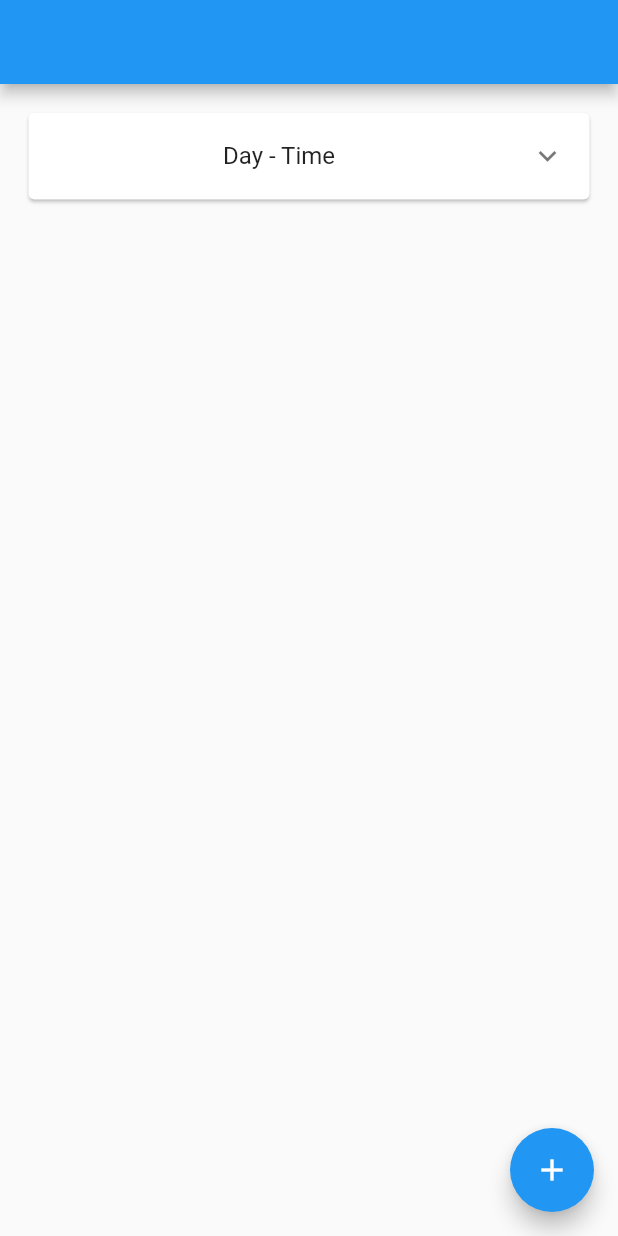
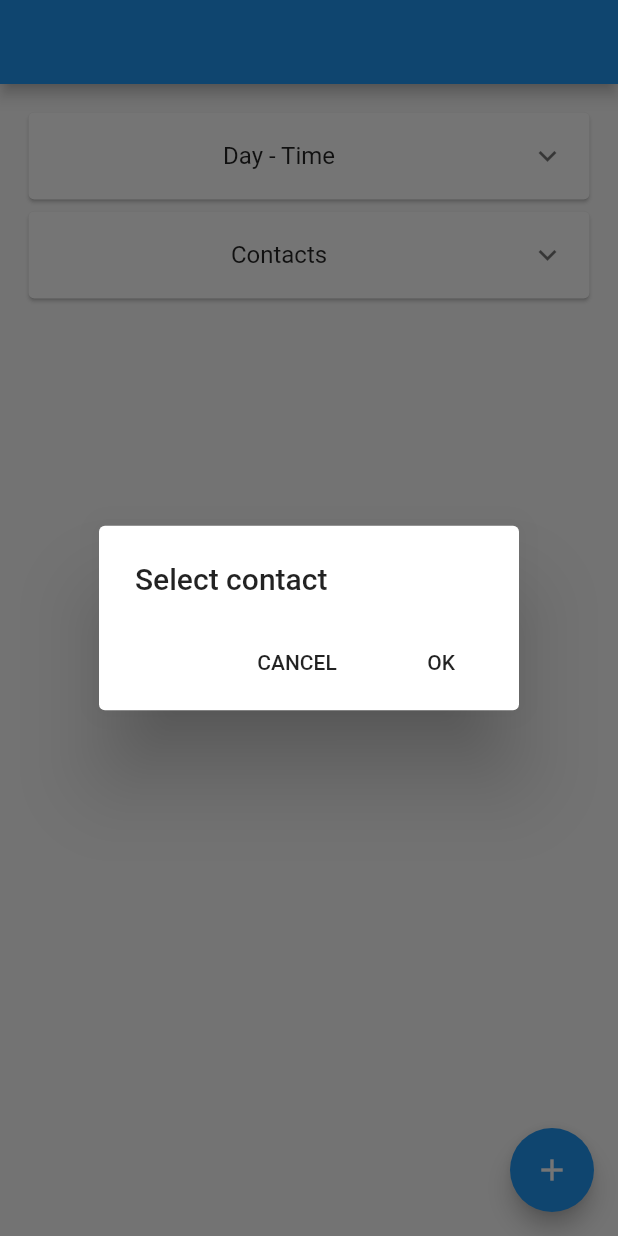
Before and after one commit to VithuJey/ping-me, a Flutter app: the screen it shows after launch, after a tap on the "add" icon, on a phone screen of 412 x 824 dp. Run offline on Flutter 3.47's test engine with Material 2 defaults, Android fonts, the phone set to English and light mode, and no system bars; our stand-ins replace contacts_service, permission_handler.

Commit message:
Add contacts screen

```diff
--- a/lib/main.dart
+++ b/lib/main.dart
@@ -3,6 +3,8 @@ import 'package:ping_me/pages/details_list.dart';
 import 'package:ping_me/pages/day_time.dart';
 
 void main() => runApp(MaterialApp(
+
+  debugShowCheckedModeBanner: false,
 
   initialRoute: '/details_list',
 
--- a/lib/pages/details_list.dart
+++ b/lib/pages/details_list.dart
@@ -1,5 +1,8 @@
 import 'package:flutter/material.dart';
-import 'package:contact_picker/contact_picker.dart';
+
+import 'package:contacts_service/contacts_service.dart';
+import 'package:permission_handler/permission_handler.dart';
+import 'package:ping_me/pages/phone_contact.dart';
 
 class DetailsListPage extends StatefulWidget {
   // DetailsListPage({Key key, this.title}) : super(key: key);
@@ -12,10 +15,15 @@ class DetailsListPage extends StatefulWidget {
 
 class _DetailsListState extends State<DetailsListPage> {
 
-  final ContactPicker _contactPicker = new ContactPicker();
-  Contact _contact;
+  List dayTime = [];
+  List sortedContacts = [];
+  List selectedContacts = [];
 
-  List dayTime = [];
+  @override
+  void initState() {
+    getContactsFromPhone();
+    super.initState();
+  }
 
   @override
   Widget build(BuildContext context) {
@@ -26,62 +34,122 @@ class _DetailsListState extends State<DetailsListPage> {
     return Scaffold(
       appBar: AppBar(
       ),
+
       body: Container(
         padding: EdgeInsets.all(15.0),
         child: Column(
-          children: <Widget>[Flexible(child: dayTimeList())],
+          children: <Widget>[
+            Flexible(child: list("Day - Time", "day", dayTime)),
+            Flexible(child: list("Contacts", "contact", selectedContacts))
+          ],
         ),
       ),
 
       floatingActionButton: FloatingActionButton(
         // onPressed: _incrementCounter,
-        onPressed: () async {
-                  Contact contact = await _contactPicker.selectContact();
+        onPressed:
+        // Invoke choose contact screen
+        () async {
+          List contacts = await PhoneContact().showMultiSelect(context, sortedContacts);
+          if(contacts != null){
             setState(() {
-                    _contact = contact;
-                    print(_contact);
+              selectedContacts = contacts;
+              print(selectedContacts);
             });
+          }
         },
-
+        // Invoke day-time screen
           // () async {
-        //   dynamic result = await Navigator.pushNamed(context, '/day_time', arguments: dayTime);
-        //   setState(() {
-        //     dayTime = (result == null ? [] : result);
-        //   });
+            // getContactsFromPhone();
+            // dynamic result = await Navigator.pushNamed(context, '/day_time', arguments: dayTime);
+            // setState(() {
+            //   dayTime = (result == null ? [] : result);
+            // });
           // },
         tooltip: 'Increment',
         child: Icon(Icons.add),
       ),
+
     );
   }
 
-  Widget dayTimeList() {
+  Widget list(String title, String type, List typeList) {
   return SingleChildScrollView(
     child: Card(
       child: ExpansionTile(
         title: Text(
-          "Day - Time",
+          title,
           style: new TextStyle(),
           textAlign: TextAlign.center,
         ),
-        children: ListMyWidgets(),
+        children: listMyWidgets(type, typeList),
       ),
     ),
   );
+
   }
 
-  List<Widget> ListMyWidgets() {
+  List<Widget> listMyWidgets(String type, List typeList) {
     List<Widget> list = new List();
-    for(int index=0;index<dayTime.length;index++) {
+
+    if(type == "day") {
+      for(int index=0;index<typeList.length;index++) {
         list.add(
           ListTile(
             title: Text("${dayTime[index]["day"]} - ${dayTime[index]["time"].hour}:${dayTime[index]["time"].minute} "),
             trailing: Icon(Icons.more_vert),
-          ),
-
+          )
         );
       }
+    } else if(type == "contact") {
+      for(int index=0;index<typeList.length;index++) {
+        list.add(
+          ListTile(
+            title: Text(typeList[index]["phone"]),
+            trailing: Icon(Icons.more_vert),
+          )
+        );
+      }
+    }
+
     return list;
   }
 
+  getContactsFromPhone() async {
+    PermissionStatus permissionStatus = await _getContactPermission();
+    if (permissionStatus == PermissionStatus.granted) {
+      Iterable<Contact> contacts = await ContactsService.getContacts();
+
+      String phoneNum, fullName, email;
+      var con;
+
+      print("PHONE");
+
+      for(Contact contact in contacts) {
+        phoneNum = contact.phones.first==null ? "error" : contact.phones.first.value;
+
+        // email = contact.emails.first==null ? "error" : contact.emails.first.value;
+
+        fullName = contact.displayName;
+
+        con = {"phone": phoneNum, "name": fullName, "email":email};
+
+        sortedContacts.add(con);
       }
+
+      print(sortedContacts);
+
+    }
+  }
+
+  Future<PermissionStatus> _getContactPermission() async {
+    PermissionStatus permission = await PermissionHandler().checkPermissionStatus(PermissionGroup.contacts);
+    if (permission != PermissionStatus.granted && permission != PermissionStatus.disabled) {
+      Map<PermissionGroup, PermissionStatus> permissionStatus = await PermissionHandler().requestPermissions([PermissionGroup.contacts]);
+      return permissionStatus[PermissionGroup.contacts] ?? PermissionStatus.unknown;
+    } else {
+      return permission;
+    }
+  }
+
+}
--- /dev/null
+++ b/lib/pages/phone_contact.dart
@@ -0,0 +1,127 @@
+import 'package:flutter/material.dart';
+
+class PhoneContact {
+
+  List <MultiSelectDialogItem<int>> multiItem = List();
+  List selectedContacts;
+
+  void populateMultiselect(List sortedContacts){
+    for(var i in sortedContacts){
+      multiItem.add(MultiSelectDialogItem(int.parse(i["phone"].replaceAll(' ', '')), i["name"]));
+      print(i["phone"]  + i["name"]);
+    }
+  }
+
+// Return a list with selected contacts as Future<List>
+  Future<List> showMultiSelect(BuildContext context, List sortedContacts) async {
+    multiItem = [];
+    populateMultiselect(sortedContacts);
+    final items = multiItem;
+
+    final selectedValues = await showDialog<Set<int>>(
+      context: context,
+      builder: (BuildContext context) {
+        return MultiSelectDialog(
+          items: items,
+          // initialSelectedValues: [1,2].toSet(),
+        );
+      },
+    );
+
+    // print(selectedValues.toList());
+    return selectedValues.toList();
+  }
+
+}
+
+// SelectContact - Widget
+class MultiSelectDialogItem<V> {
+  const MultiSelectDialogItem(this.value, this.label);
+
+  final V value;
+  final String label;
+}
+
+class MultiSelectDialog<V> extends StatefulWidget {
+  MultiSelectDialog({Key key, this.items, this.initialSelectedValues}) : super(key: key);
+
+  final List<MultiSelectDialogItem<V>> items;
+  final Set<V> initialSelectedValues;
+
+  @override
+  State<StatefulWidget> createState() => _MultiSelectDialogState<V>();
+}
+
+class _MultiSelectDialogState<V> extends State<MultiSelectDialog<V>> {
+  final _selectedValues = Set<V>();
+
+  void initState() {
+    super.initState();
+    if (widget.initialSelectedValues != null) {
+      _selectedValues.addAll(widget.initialSelectedValues);
+    }
+  }
+
+  void _onItemCheckedChange(V itemValue, bool checked) {
+    setState(() {
+      if (checked) {
+        _selectedValues.add(itemValue);
+      } else {
+        _selectedValues.remove(itemValue);
+      }
+    });
+  }
+
+  void _onCancelTap() {
+    Navigator.pop(context);
+  }
+
+  void _onSubmitTap() {
+    Navigator.pop(context, _selectedValues);
+  }
+
+  @override
+  Widget build(BuildContext context) {
+    return AlertDialog(
+      title: Text('Select contact'),
+      contentPadding: EdgeInsets.only(top: 12.0),
+      content: SingleChildScrollView(
+        child: ListTileTheme(
+          contentPadding: EdgeInsets.fromLTRB(14.0, 0.0, 24.0, 0.0),
+          child: ListBody(
+            children: widget.items.map(_buildItem).toList(),
+          ),
+        ),
+      ),
+      actions: <Widget>[
+        FlatButton(
+          child: Text('CANCEL'),
+          onPressed: _onCancelTap,
+        ),
+        FlatButton(
+          child: Text('OK'),
+          onPressed: _onSubmitTap,
+        )
+      ],
+    );
+  }
+
+  Widget _buildItem(MultiSelectDialogItem<V> item) {
+    final checked = _selectedValues.contains(item.value);
+    return CheckboxListTile(
+      value: checked,
+      title:
+          Column(
+            crossAxisAlignment: CrossAxisAlignment.start,
+            children: <Widget>[
+              Text(item.label, textAlign: TextAlign.left),
+              Text(item.value.toString(), style: TextStyle(color: Colors.grey))
+              ]
+      )
+
+      ,
+      controlAffinity: ListTileControlAffinity.leading,
+      onChanged: (checked) => _onItemCheckedChange(item.value, checked),
+    );
+  }
+}
--- a/pubspec.yaml
+++ b/pubspec.yaml
@@ -19,6 +19,8 @@ environment:
 dependencies:
   flutter:
     sdk: flutter
+  contacts_service: ^0.4.6
+  permission_handler: ^3.0.2
 
   # The following adds the Cupertino Icons font to your application.
   # Use with the CupertinoIcons class for iOS style icons.
@@ -27,9 +29,6 @@ dependencies:
 dev_dependencies:
   flutter_test:
     sdk: flutter
-
-  contact_picker: ^0.0.2
-  permission_handler: ^5.0.0+hotfix.4
 
 
 
```
Also changed, not shown: pubspec.lock, 2 other files. Lines whose indentation alone changed are shown as unchanged.
